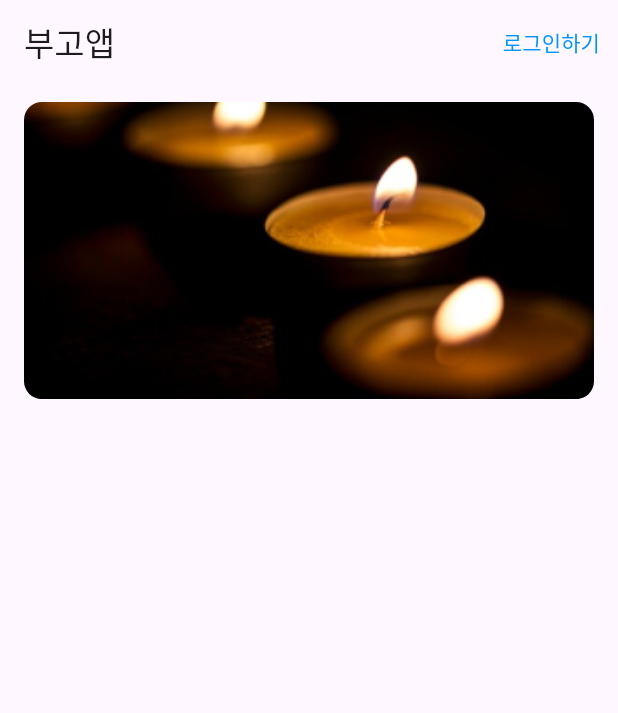
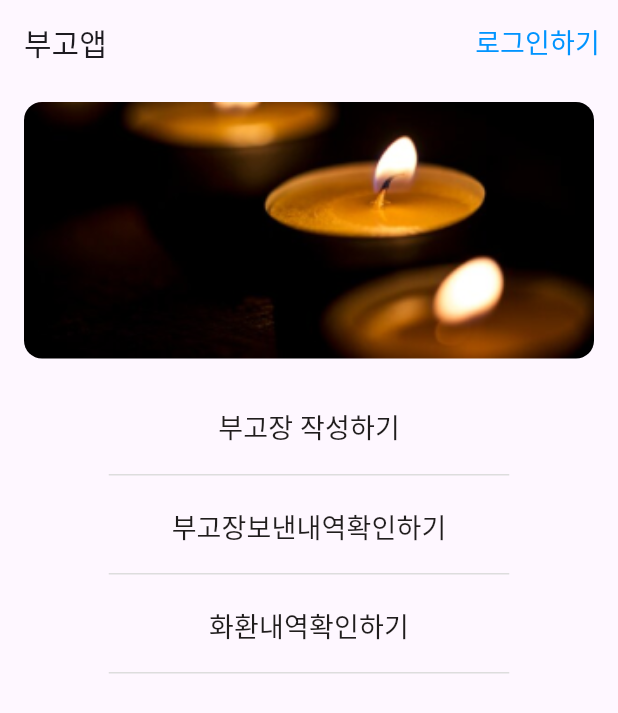
Before and after one commit to DemoWITDOG/MetaBugo, a Flutter app: the screen it shows after launch, on a phone screen of 412 x 824 dp. Shown: the top 713 px of the screen. Run offline on Flutter 3.47's test engine with Material 3 defaults, Android fonts, the phone set to English and light mode, and no system bars; Roboto replaces fonts that are missing (Pretendard).

Commit message:
home design

```diff
--- a/lib/presentation/views/home_screen.dart
+++ b/lib/presentation/views/home_screen.dart
@@ -1,11 +1,29 @@
 import 'package:flutter/material.dart';
 import 'package:metabugo/res/media_res.dart';
 
-class HomeScreen extends StatelessWidget {
-  const HomeScreen({Key? key});
+class HomeScreen extends StatefulWidget {
+  const HomeScreen({Key? key}) : super(key: key);
+
+  @override
+  _HomeScreenState createState() => _HomeScreenState();
+}
+
+
+
+class _HomeScreenState extends State<HomeScreen> {
+  Color _textUnderLineColor1 = MediaRes.textUnderLineColor;
+  Color _textUnderLineColor2 = MediaRes.textUnderLineColor;
+  Color _textUnderLineColor3 = MediaRes.textUnderLineColor;
+
+  Color _textColor1 = MediaRes.blockColor;
+  Color _textColor2 = MediaRes.blockColor;
+  Color _textColor3 = MediaRes.blockColor;
+
+
 
   @override
   Widget build(BuildContext context) {
+
     return Scaffold(
       appBar: AppBar(
         title: Text(
@@ -13,6 +31,7 @@ class HomeScreen extends StatelessWidget {
           style: TextStyle(
             fontFamily: 'Pretendard',
             fontWeight: FontWeight.w500,
+            fontSize: MediaRes.fontSize20,
           ),
         ),
         actions: [
@@ -22,27 +41,135 @@ class HomeScreen extends StatelessWidget {
             },
             child: Text(
               '로그인하기',
-              style: TextStyle(color: MediaRes.blueColor),
+              style: TextStyle(
+                fontFamily: 'Pretendard',
+                fontWeight: FontWeight.w500,
+                fontSize: MediaRes.fontSize18,
+                color: MediaRes.blueColor,
+              ),
             ),
           ),
         ],
       ),
-        body: Row(
+      body: Column(
         children: [
-            Expanded(
-              child: Padding(
-                padding: const EdgeInsets.only(left: 16, right: 16, top: 12, bottom: 20),
+          Padding(
+            padding:
+                const EdgeInsets.only(left: 16, right: 16, top: 12, bottom: 20),
             child: ClipRRect(
               borderRadius: BorderRadius.circular(12),
               child: Image.asset(
                 MediaRes.candle,
+                width: double.infinity,
+                height: 171,
                 fit: BoxFit.cover,
+              ),
+            ),
+          ),
+          Column(
+            children: [
+              TextButton(
+                onPressed: () {
+                  setState(() {
+                    _textUnderLineColor1 = MediaRes.selectColor;
+                    _textUnderLineColor2 = MediaRes.textUnderLineColor;
+                    _textUnderLineColor3 = MediaRes.textUnderLineColor;
+
+                  });
+                },
+                child: Container(
+                  padding: EdgeInsets.only(bottom: 12),
+                  decoration: BoxDecoration(
+                    border: Border(
+                      bottom: BorderSide(
+                        color: _textUnderLineColor1, // 동적으로 변경된 밑줄 색상
+                        width: 1.0,
+                      ),
+                    ),
+                  ),
+                  width: 267,
+                  height: 50,
+                  child: Center(
+                    child: Text(
+                      '부고장 작성하기',
+                      style: TextStyle(
+                        fontSize: MediaRes.fontSize18,
+                        fontWeight: FontWeight.w500,
+                        color: _textUnderLineColor1 == MediaRes.selectColor ? MediaRes.selectColor : MediaRes.blockColor,
+                      ),
+                    ),
+                  ),
+                ),
+              ),
+              TextButton(
+                onPressed: () {
+                  setState(() {
+                    _textUnderLineColor1 = MediaRes.textUnderLineColor;
+                    _textUnderLineColor2 = MediaRes.selectColor;
+                    _textUnderLineColor3 = MediaRes.textUnderLineColor;
+
+                  });
+                },
+                child: Container(
+                  padding: EdgeInsets.only(bottom: 12),
+                  decoration: BoxDecoration(
+                    border: Border(
+                      bottom: BorderSide(
+                        color: _textUnderLineColor2,
+                        width: 1.0,
+                      ),
+                    ),
+                  ),
+                  width: 267,
+                  height: 50,
+                  child: Center(
+                    child: Text(
+                      '부고장보낸내역확인하기',
+                      style: TextStyle(
+                        fontSize: MediaRes.fontSize18,
+                        fontWeight: FontWeight.w500,
+                        color: _textUnderLineColor2 == MediaRes.selectColor ? MediaRes.selectColor : MediaRes.blockColor,
+                      ),
+                    ),
+                  ),
+                ),
+              ),
+              TextButton(
+                onPressed: () {
+                  setState(() {
+                    _textUnderLineColor1 = MediaRes.textUnderLineColor;
+                    _textUnderLineColor2 = MediaRes.textUnderLineColor;
+                    _textUnderLineColor3 = MediaRes.selectColor;
+                  });
+                },
+                child: Container(
+                  padding: EdgeInsets.only(bottom: 12),
+                  decoration: BoxDecoration(
+                    border: Border(
+                      bottom: BorderSide(
+                        color: _textUnderLineColor3,
+                        width: 1.0,
+                      ),
+                    ),
+                  ),
+                  width: 267,
+                  height: 50,
+                  child: Center(
+                    child: Text(
+                      '화환내역확인하기',
+                      style: TextStyle(
+                        fontSize: MediaRes.fontSize18,
+                        fontWeight: FontWeight.w500,
+                        color: _textUnderLineColor3 == MediaRes.selectColor ? MediaRes.selectColor : MediaRes.blockColor,
+                      ),
                     ),
                   ),
                 ),
               ),
             ],
           ),
+        ],
+      ),
     );
   }
 }
```
Lines whose indentation alone changed are shown as unchanged.
